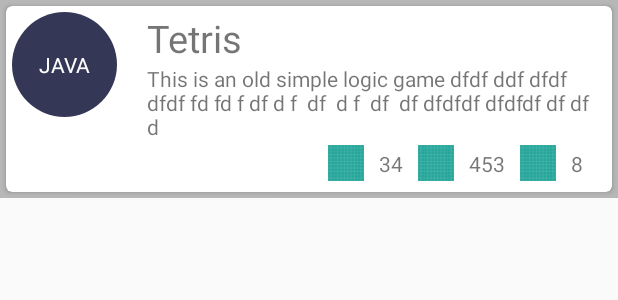
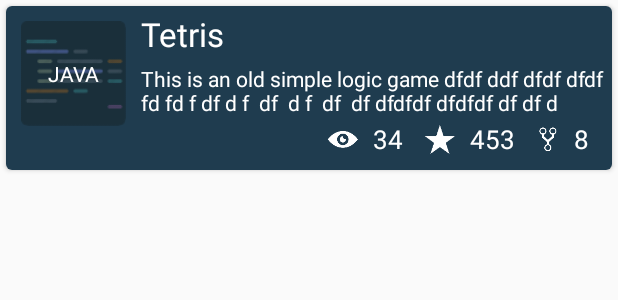
Before and after one commit to AlexKazmirchuk/MyRepos, an Android app: the layout user_repo_item.xml on its own in the app's theme, with its tools: preview values and no code run, on a phone screen of 412 x 824 dp. Shown: the top 300 px of the screen. Run offline under Robolectric (Android 15) with nearby library versions, the phone set to English and light mode, and no system bars.

Commit message:
medium changes in layouts

```diff
--- a/app/src/main/res/layout/user_repo_item.xml
+++ b/app/src/main/res/layout/user_repo_item.xml
@@ -3,8 +3,7 @@
     xmlns:android="http://schemas.android.com/apk/res/android"
     xmlns:card_view="http://schemas.android.com/apk/res-auto"
     android:layout_width="match_parent"
-    android:layout_height="wrap_content"
-    android:background="#b7b7b7">
+    android:layout_height="wrap_content">
 
     <android.support.v7.widget.CardView
         android:layout_width="match_parent"
@@ -15,16 +14,18 @@
         <RelativeLayout
             android:layout_width="match_parent"
             android:layout_height="match_parent"
-            android:layout_margin="4dp">
+            android:background="#1F3C4F">
 
             <TextView
                 android:id="@+id/langTV"
                 android:layout_width="70dp"
                 android:layout_height="70dp"
+                android:layout_marginTop="10dp"
+                android:layout_marginStart="10dp"
                 android:text="JAVA"
                 android:textColor="#ffffff"
                 android:gravity="center"
-                android:background="@drawable/circle"
+                android:background="@drawable/ic_lang_bg"
                 android:layout_alignParentStart="true"
                 android:layout_alignParentTop="true"/>
 
@@ -33,19 +34,23 @@
                 android:layout_width="match_parent"
                 android:layout_height="wrap_content"
                 android:text="Tetris"
-                android:textSize="25sp"
+                android:textSize="22sp"
+                android:textColor="#ffffff"
                 android:layout_toEndOf="@id/langTV"
                 android:layout_alignParentTop="true"
-                android:layout_marginStart="20dp"/>
+                android:layout_marginStart="10dp"
+                android:layout_marginTop="4dp"
+                android:layout_marginBottom="5dp"/>
 
             <TextView
                 android:id="@+id/descriptionTV"
                 android:layout_width="match_parent"
                 android:layout_height="wrap_content"
+                android:textColor="#ffffff"
                 android:text="This is an old simple logic game dfdf ddf dfdf dfdf fd fd f df d f  df  d f  df  df dfdfdf dfdfdf df df d"
                 android:layout_toEndOf="@id/langTV"
                 android:layout_below="@id/titleTV"
-                android:layout_marginStart="20dp"/>
+                android:layout_marginStart="10dp"/>
 
             <LinearLayout
                 android:orientation="horizontal"
@@ -53,35 +58,57 @@
                 android:layout_height="30dp"
                 android:layout_alignParentEnd="true"
                 android:layout_marginEnd="15dp"
+                android:layout_marginBottom="5dp"
                 android:layout_below="@id/descriptionTV">
+
+                <ImageView
+                    android:layout_width="25dp"
+                    android:layout_height="match_parent"
+                    android:src="@drawable/ic_watchers"
+                    android:layout_marginEnd="7dp"/>
 
                 <TextView
                     android:id="@+id/forksTV"
                     android:layout_width="wrap_content"
                     android:layout_height="match_parent"
                     android:text="34"
-                    android:drawableStart="@drawable/ic_launcher_background"
-                    android:drawablePadding="10dp"
+                    android:textSize="17sp"
+                    android:textColor="#ffffff"
                     android:gravity="center_vertical"/>
+
+                <ImageView
+                    android:layout_width="25dp"
+                    android:layout_height="match_parent"
+                    android:src="@drawable/ic_stars"
+                    android:layout_marginStart="12dp"
+                    android:layout_marginEnd="7dp"
+                    />
 
                 <TextView
                     android:id="@+id/watchersTV"
                     android:layout_width="wrap_content"
                     android:layout_height="match_parent"
                     android:text="453"
-                    android:drawableStart="@drawable/ic_launcher_background"
-                    android:drawablePadding="10dp"
-                    android:layout_marginStart="10dp"
+                    android:textSize="17sp"
+                    android:textColor="#ffffff"
                     android:gravity="center_vertical"/>
+
+                <ImageView
+                    android:layout_width="20dp"
+                    android:layout_height="match_parent"
+                    android:src="@drawable/ic_forks"
+                    android:layout_marginStart="12dp"
+                    android:layout_marginEnd="7dp"
+
+                    />
 
                 <TextView
                     android:id="@+id/starsTV"
                     android:layout_width="wrap_content"
                     android:layout_height="match_parent"
                     android:text="8"
-                    android:drawableStart="@drawable/ic_launcher_background"
-                    android:drawablePadding="10dp"
-                    android:layout_marginStart="10dp"
+                    android:textSize="17sp"
+                    android:textColor="#ffffff"
                     android:gravity="center_vertical"/>
 
             </LinearLayout>
--- a/app/src/main/res/layout/user_repo_list.xml
+++ b/app/src/main/res/layout/user_repo_list.xml
@@ -3,12 +3,18 @@
     android:orientation="vertical"
     android:layout_width="match_parent"
     android:layout_height="match_parent"
-    android:background="#cccccc">
+    android:background="#1A303D">
     <include layout="@layout/no_connection_layout"/>
-    <android.support.v7.widget.RecyclerView
-        android:id="@+id/repoListRV"
+    <LinearLayout
         android:layout_width="match_parent"
-        android:layout_height="match_parent"/>
+        android:layout_height="match_parent"
+        android:orientation="vertical">
+        <include layout="@layout/user_info_layout"/>
+        <android.support.v7.widget.RecyclerView
+            android:id="@+id/repoListRV"
+            android:layout_width="match_parent"
+            android:layout_height="match_parent"/>
+    </LinearLayout>
     <ProgressBar
         android:id="@+id/userReposPB"
         android:layout_width="wrap_content"
```
